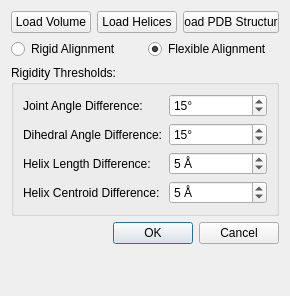
Before: the Qt Designer form Gorgon/src_ui/ui_dialog_calpha_flexible_fitting.ui in GorgonCryoEM/Gorgon, drawn with Qt 5.
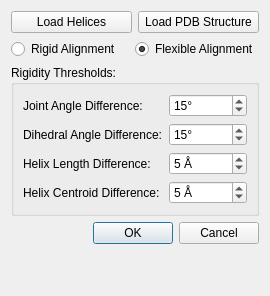
After: the same form once the commit is applied.

Commit message: Flexible fitting implemented in Gorgon

What changed in the file:
```diff
--- a/Gorgon/src_ui/ui_dialog_calpha_flexible_fitting.ui
+++ b/Gorgon/src_ui/ui_dialog_calpha_flexible_fitting.ui
@@ -5,7 +5,7 @@
    <rect>
     <x>0</x>
     <y>0</y>
-    <width>290</width>
+    <width>270</width>
     <height>296</height>
    </rect>
   </property>
@@ -27,16 +27,6 @@
   <layout class="QVBoxLayout" name="verticalLayout" >
    <item>
     <layout class="QHBoxLayout" name="horizontalLayout" >
-     <item>
-      <widget class="QPushButton" name="pushButtonLoadVolume" >
-       <property name="toolTip" >
-        <string>Load the density volume into Gorgon</string>
-       </property>
-       <property name="text" >
-        <string>Load Volume</string>
-       </property>
-      </widget>
-     </item>
      <item>
       <widget class="QPushButton" name="pushButtonLoadHelices" >
        <property name="toolTip" >
```
Left out of the diff: 1 changed line with no effect on the pictures. The commit also changes 2 other files.
